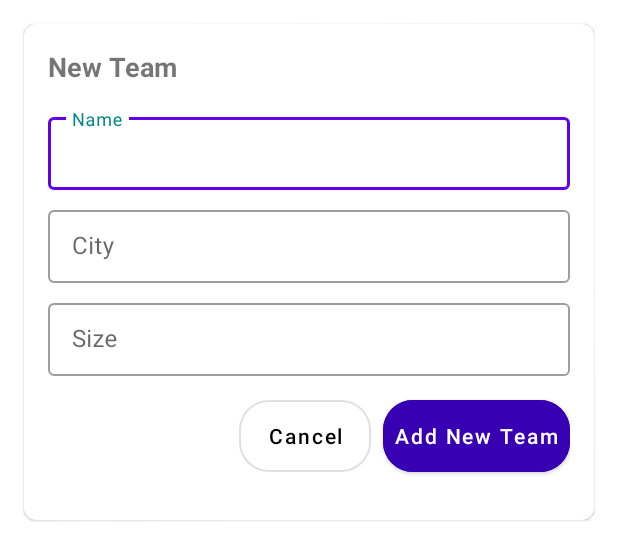
After one commit to baylonedward/player-roster, an Android app: the layout fragment_add_team_dialog.xml on its own in the app's theme, with its tools: preview values and no code run, on a phone screen of 412 x 824 dp. The commit adds this screen. Shown: the top 560 px of the screen. Run offline under Robolectric (Android 15) with nearby library versions, the phone set to English and light mode, and no system bars.

Commit message:
* Add new team feature.

```diff
--- a/app/src/main/java/com/baylonedward/player_roster/data/local/room/LocalDatabase.kt
+++ b/app/src/main/java/com/baylonedward/player_roster/data/local/room/LocalDatabase.kt
@@ -14,7 +14,7 @@ import com.baylonedward.player_roster.data.local.room.entity.Team
 
 @Database(
   entities = [Team::class],
-  version = 1,
+  version = 2,
   exportSchema = false
 )
 abstract class LocalDatabase : RoomDatabase() {
--- a/app/src/main/java/com/baylonedward/player_roster/data/local/room/dao/TeamDao.kt
+++ b/app/src/main/java/com/baylonedward/player_roster/data/local/room/dao/TeamDao.kt
@@ -13,4 +13,6 @@ import kotlinx.coroutines.flow.Flow
 interface TeamDao: BaseDao<Team> {
     @Query("SELECT * FROM Team")
     fun all(): Flow<List<Team>>
+
+
 }
--- a/app/src/main/java/com/baylonedward/player_roster/features/team/TeamsFragment.kt
+++ b/app/src/main/java/com/baylonedward/player_roster/features/team/TeamsFragment.kt
@@ -9,6 +9,7 @@ import androidx.fragment.app.viewModels
 import androidx.lifecycle.lifecycleScope
 import com.baylonedward.player_roster.data.local.room.entity.Team
 import com.baylonedward.player_roster.databinding.FragmentTeamsBinding
+import com.baylonedward.player_roster.features.team.add.AddTeamDialogFragment
 import com.baylonedward.player_roster.utilities.State
 import com.baylonedward.player_roster.utilities.base.BaseFragment
 import com.baylonedward.player_roster.utilities.ui.BasicListAdapter
@@ -21,6 +22,7 @@ import kotlinx.coroutines.launch
 class TeamsFragment : BaseFragment<FragmentTeamsBinding>() {
     private val viewModel by viewModels<TeamsViewModel>()
     private val teamsListAdapter by lazy { BasicListAdapter(viewModel) }
+    private val addTeamDialog by lazy { AddTeamDialogFragment(requireActivity().supportFragmentManager) }
 
     override fun setBinding(inflater: LayoutInflater, container: ViewGroup?): FragmentTeamsBinding {
         return FragmentTeamsBinding.inflate(layoutInflater)
@@ -45,6 +47,10 @@ class TeamsFragment : BaseFragment<FragmentTeamsBinding>() {
     private fun setUI() {
         // teams list adapter
         binding.listView.adapter = teamsListAdapter
+        // add button
+        binding.buttonAdd.setOnClickListener {
+            addTeamDialog.show()
+        }
     }
 
     @SuppressLint("NotifyDataSetChanged")
--- /dev/null
+++ b/app/src/main/res/color/primary_button.xml
@@ -0,0 +1,5 @@
+<?xml version="1.0" encoding="utf-8"?>
+<selector xmlns:android="http://schemas.android.com/apk/res/android">
+  <item android:alpha="0.12" android:color="@color/purple_200" android:state_enabled="false" /> <!-- disabled -->
+  <item android:color="@color/purple_700" /> <!-- default -->
+</selector>
--- /dev/null
+++ b/app/src/main/res/layout/fragment_add_team_dialog.xml
@@ -0,0 +1,116 @@
+<?xml version="1.0" encoding="utf-8"?>
+<com.google.android.material.card.MaterialCardView xmlns:android="http://schemas.android.com/apk/res/android"
+    xmlns:app="http://schemas.android.com/apk/res-auto"
+    android:layout_width="match_parent"
+    android:layout_height="wrap_content"
+    android:layout_margin="16dp"
+    app:cardCornerRadius="8dp">
+
+    <androidx.constraintlayout.widget.ConstraintLayout
+        android:layout_width="match_parent"
+        android:layout_height="match_parent"
+        android:padding="@dimen/margin_medium">
+
+        <TextView
+            android:id="@+id/textView2"
+            android:layout_width="wrap_content"
+            android:layout_height="wrap_content"
+            android:text="@string/new_team"
+            android:textSize="18sp"
+            android:textStyle="bold"
+            app:layout_constraintStart_toStartOf="parent"
+            app:layout_constraintTop_toTopOf="parent" />
+
+        <com.google.android.material.textfield.TextInputLayout
+            android:id="@+id/textInputLayoutName"
+            style="@style/Widget.MaterialComponents.TextInputLayout.OutlinedBox.Dense"
+            android:layout_width="match_parent"
+            android:layout_height="wrap_content"
+            android:layout_marginTop="@dimen/margin_medium"
+            android:textAlignment="viewStart"
+            app:hintEnabled="true"
+            app:hintTextColor="?colorSecondaryVariant"
+            app:layout_constraintEnd_toEndOf="parent"
+            app:layout_constraintStart_toStartOf="parent"
+            app:layout_constraintTop_toBottomOf="@+id/textView2">
+
+            <com.google.android.material.textfield.TextInputEditText
+                android:id="@+id/textInputName"
+                android:layout_width="match_parent"
+                android:layout_height="wrap_content"
+                android:hint="@string/name"
+                android:inputType="text" />
+        </com.google.android.material.textfield.TextInputLayout>
+
+        <com.google.android.material.textfield.TextInputLayout
+            android:id="@+id/textInputLayoutCity"
+            style="@style/Widget.MaterialComponents.TextInputLayout.OutlinedBox.Dense"
+            android:layout_width="match_parent"
+            android:layout_height="wrap_content"
+            android:layout_marginTop="@dimen/margin_default"
+            android:textAlignment="viewStart"
+            app:hintEnabled="true"
+            app:hintTextColor="?colorSecondaryVariant"
+            app:layout_constraintEnd_toEndOf="parent"
+            app:layout_constraintStart_toStartOf="parent"
+            app:layout_constraintTop_toBottomOf="@+id/textInputLayoutName">
+
+            <com.google.android.material.textfield.TextInputEditText
+                android:id="@+id/textInputCity"
+                android:layout_width="match_parent"
+                android:layout_height="wrap_content"
+                android:hint="@string/city"
+                android:inputType="text" />
+        </com.google.android.material.textfield.TextInputLayout>
+
+        <com.google.android.material.textfield.TextInputLayout
+            android:id="@+id/textInputLayoutSize"
+            style="@style/Widget.MaterialComponents.TextInputLayout.OutlinedBox.Dense"
+            android:layout_width="match_parent"
+            android:layout_height="wrap_content"
+            android:layout_marginTop="@dimen/margin_default"
+            android:textAlignment="viewStart"
+            app:hintEnabled="true"
+            app:hintTextColor="?colorSecondaryVariant"
+            app:layout_constraintEnd_toEndOf="parent"
+            app:layout_constraintStart_toStartOf="parent"
+            app:layout_constraintTop_toBottomOf="@+id/textInputLayoutCity">
+
+            <com.google.android.material.textfield.TextInputEditText
+                android:id="@+id/textInputSize"
+                android:layout_width="match_parent"
+                android:layout_height="wrap_content"
+                android:hint="@string/size"
+                android:digits="1234567890"
+                android:maxLength="2"
+                android:inputType="number" />
+        </com.google.android.material.textfield.TextInputLayout>
+
+        <Button
+            android:id="@+id/buttonAdd"
+            style="@style/Theme.PlayerRoster.Button.Primary"
+            android:layout_width="0dp"
+            android:layout_height="wrap_content"
+            android:layout_marginTop="@dimen/margin_medium"
+            android:text="@string/add_new_team"
+            app:layout_constraintBottom_toBottomOf="parent"
+            app:layout_constraintEnd_toEndOf="parent"
+            app:layout_constraintTop_toBottomOf="@+id/textInputLayoutSize"
+            app:layout_constraintVertical_bias="0.0" />
+
+        <Button
+            android:id="@+id/buttonCancel"
+            style="@style/Theme.PlayerRoster.Button.Secondary"
+            android:layout_width="0dp"
+            android:layout_height="wrap_content"
+            android:layout_marginEnd="@dimen/margin_default"
+            android:layout_marginBottom="16dp"
+            android:text="@string/cancel"
+            app:layout_constraintBottom_toBottomOf="parent"
+            app:layout_constraintEnd_toStartOf="@+id/buttonAdd"
+            app:layout_constraintTop_toTopOf="@+id/buttonAdd"
+            app:layout_constraintVertical_bias="0.0" />
+
+    </androidx.constraintlayout.widget.ConstraintLayout>
+
+</com.google.android.material.card.MaterialCardView>
--- a/app/src/main/res/values/strings.xml
+++ b/app/src/main/res/values/strings.xml
@@ -6,4 +6,12 @@
 
     <string name="ok">Ok</string>
     <string name="cancel">Cancel</string>
+
+    <!-- Team -->
+    <string name="new_team">New Team</string>
+    <string name="add_new_team">Add New Team</string>
+    <string name="name">Name</string>
+    <string name="size">Size</string>
+    <string name="city">City</string>
+    <string name="add">Add</string>
 </resources>
--- a/app/src/main/res/values/themes.xml
+++ b/app/src/main/res/values/themes.xml
@@ -20,4 +20,34 @@
         <item name="colorOnPrimary">?attr/colorPrimaryVariant</item>
         <item name="navigationIconTint">?attr/colorOnPrimary</item>
     </style>
+
+    <!-- Primary Button -->
+    <style name="Theme.PlayerRoster.Button.Primary" parent="Widget.MaterialComponents.Button">
+        <item name="android:backgroundTint">@color/primary_button</item>
+        <item name="android:insetTop">0dp</item>
+        <item name="android:insetBottom">0dp</item>
+        <item name="cornerRadius">20dp</item>
+        <item name="elevation">20dp</item>
+        <item name="android:translationZ">4dp</item>
+        <item name="strokeWidth">0dp</item>
+        <item name="textAllCaps">false</item>
+        <item name="android:textSize">@dimen/text_size_default</item>
+        <item name="android:padding">@dimen/margin_default</item>
+        <item name="iconTint">?attr/colorSecondaryVariant</item>
+        <item name="android:textColor">@color/white</item>
+    </style>
+
+    <!-- Secondary Button -->
+    <style name="Theme.PlayerRoster.Button.Secondary" parent="Widget.MaterialComponents.Button.OutlinedButton">
+        <item name="android:insetTop">0dp</item>
+        <item name="android:insetBottom">0dp</item>
+        <item name="cornerRadius">20dp</item>
+        <item name="elevation">4dp</item>
+        <item name="strokeWidth">1dp</item>
+        <item name="textAllCaps">false</item>
+        <item name="android:textSize">@dimen/text_size_default</item>
+        <item name="android:padding">@dimen/margin_default</item>
+        <item name="iconTint">?attr/colorSecondaryVariant</item>
+        <item name="android:textColor">?attr/colorOnSecondary</item>
+    </style>
 </resources>
```
Also changed, not shown: app/src/main/java/com/baylonedward/player_roster/data/local/model/NewTeam.kt (added, +50 -0 lines), app/src/main/java/com/baylonedward/player_roster/data/local/room/entity/Team.kt (+5 -3 lines), app/src/main/java/com/baylonedward/player_roster/data/repository/TeamsRepository.kt (+18 -4 lines), app/src/main/java/com/baylonedward/player_roster/features/team/TeamsViewModel.kt (+10 -7 lines), app/src/main/java/com/baylonedward/player_roster/features/team/add/AddTeamDialogFragment.kt (added, +111 -0 lines), app/src/main/java/com/baylonedward/player_roster/features/team/add/AddTeamViewModel.kt (added, +65 -0 lines), app/src/main/java/com/baylonedward/player_roster/utilities/Result.kt (added, +22 -0 lines), app/src/main/java/com/baylonedward/player_roster/utilities/base/BaseDialogFragment.kt (added, +52 -0 lines), app/src/main/res/layout/fragment_teams.xml (+12 -0 lines).
